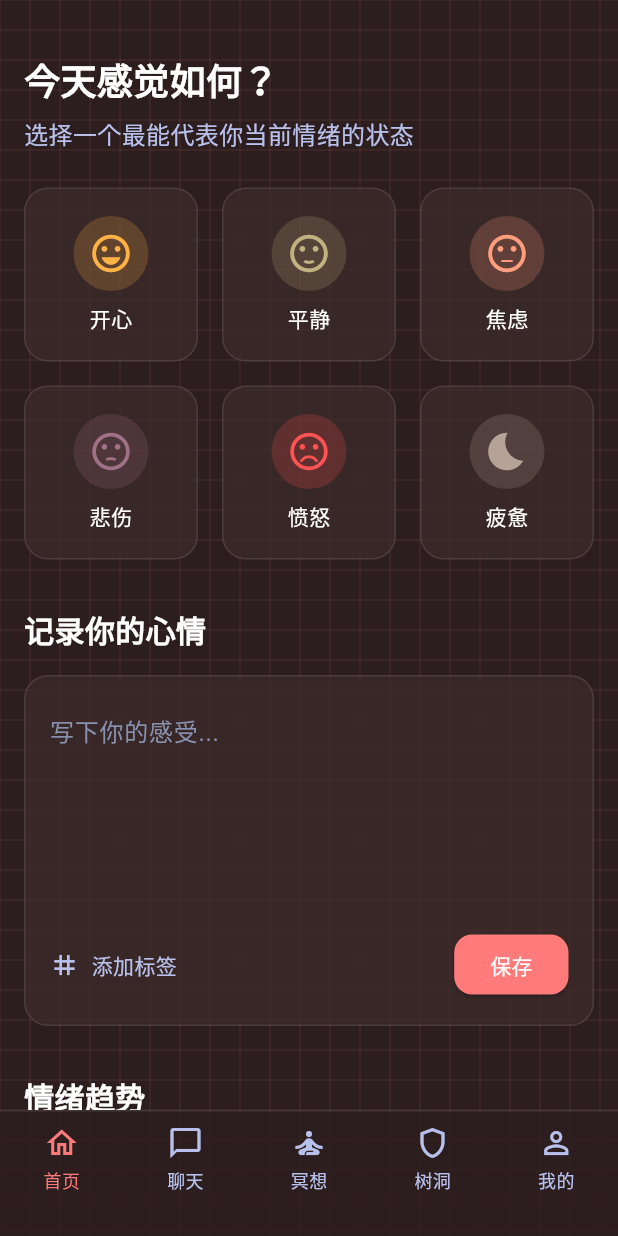
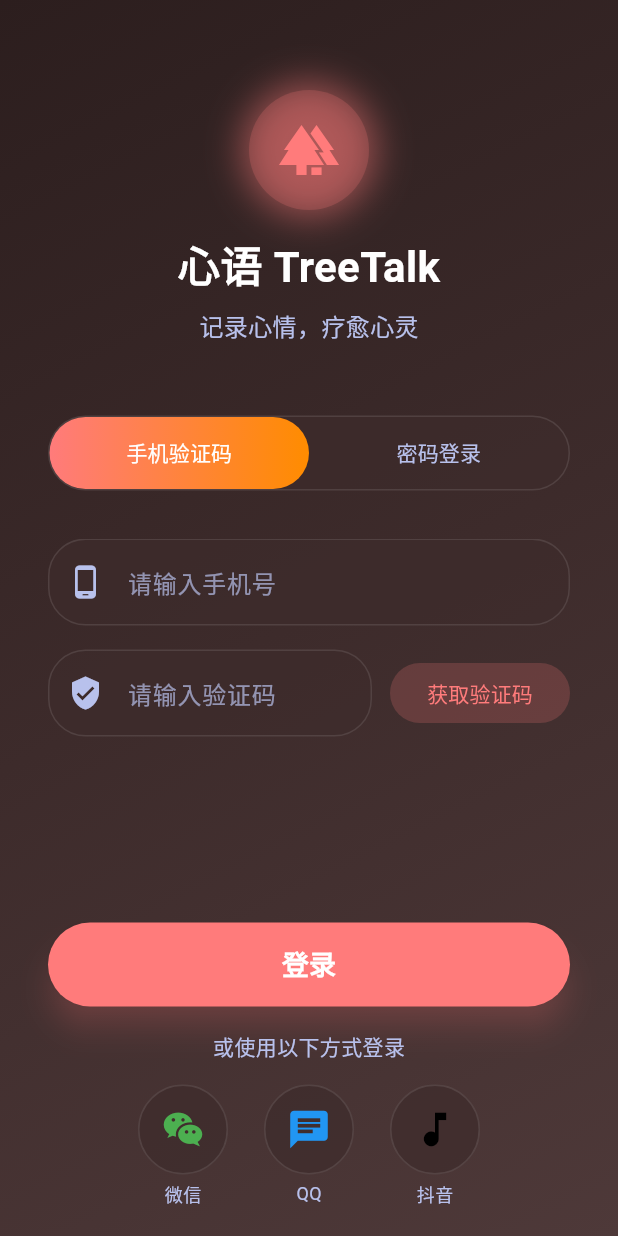
Before and after one commit to Donnie-Lee/tree-talk, a Flutter app: the screen it shows after launch, on a phone screen of 412 x 824 dp. Run offline on Flutter 3.47's test engine with Material 3 defaults, Android fonts, the phone set to English and light mode, and no system bars; Roboto replaces fonts that are missing (PingFang SC).

Commit message:
feat: Add login page with multiple login methods and update app name
This commit introduces a new login page with the following features:
- Phone verification code login
- Password login
- Third-party login options (WeChat, QQ, Douyin)
- UI elements include a tab bar for switching login methods, input fields with icons, and a loading indicator.

Additionally, the application name has been updated from "flutter_app" to "tree_talk" in pubspec.yaml and "心语树洞" in AndroidManifest.xml.

The splash screen now navigates to the login screen instead of the main screen.
The profile screen now includes a logout option that navigates to the login screen.
Relevant routes have been added to app_routes.dart.
Widget tests have been updated to reflect the removal of the default counter app.
New app icon assets have been added.
A markdown file (login_preview.md) has been added to provide a preview of the login page design and features.

```diff
--- a/lib/routes/app_routes.dart
+++ b/lib/routes/app_routes.dart
@@ -1,5 +1,6 @@
 import 'package:flutter/material.dart';
 import '../screens/splash_screen.dart';
+import '../screens/login_screen.dart';
 import '../screens/main_screen.dart';
 import '../screens/home_screen.dart';
 import '../screens/chat_screen.dart';
@@ -10,6 +11,7 @@ import '../screens/profile_screen.dart';
 class AppRoutes {
   // 路由名称常量
   static const String splash = '/';
+  static const String login = '/login';
   static const String main = '/main';
   static const String home = '/home';
   static const String chat = '/chat';
@@ -20,6 +22,7 @@ class AppRoutes {
   // 路由表
   static Map<String, WidgetBuilder> routes = {
     splash: (context) => const SplashScreen(),
+    login: (context) => const LoginScreen(),
     main: (context) => const MainScreen(),
     home: (context) => const HomeScreen(),
     chat: (context) => const ChatScreen(),
--- /dev/null
+++ b/lib/screens/login_screen.dart
@@ -0,0 +1,454 @@
+import 'package:flutter/material.dart';
+import 'package:flutter/services.dart';
+import '../theme/app_colors.dart';
+import '../routes/app_routes.dart';
+
+class LoginScreen extends StatefulWidget {
+  const LoginScreen({super.key});
+
+  @override
+  State<LoginScreen> createState() => _LoginScreenState();
+}
+
+class _LoginScreenState extends State<LoginScreen> with SingleTickerProviderStateMixin {
+  late TabController _tabController;
+  final _phoneController = TextEditingController();
+  final _passwordController = TextEditingController();
+  final _codeController = TextEditingController();
+  bool _obscurePassword = true;
+  bool _isLoading = false;
+  int _countdown = 0;
+
+  @override
+  void initState() {
+    super.initState();
+    _tabController = TabController(length: 2, vsync: this);
+  }
+
+  @override
+  void dispose() {
+    _tabController.dispose();
+    _phoneController.dispose();
+    _passwordController.dispose();
+    _codeController.dispose();
+    super.dispose();
+  }
+
+  void _sendCode() async {
+    if (_phoneController.text.isEmpty) {
+      ScaffoldMessenger.of(context).showSnackBar(
+        const SnackBar(content: Text('请输入手机号')),
+      );
+      return;
+    }
+
+    setState(() {
+      _countdown = 60;
+    });
+
+    // 模拟倒计时
+    for (int i = 60; i > 0; i--) {
+      await Future.delayed(const Duration(seconds: 1));
+      if (mounted) {
+        setState(() {
+          _countdown = i - 1;
+        });
+      }
+    }
+  }
+
+  void _login() async {
+    setState(() => _isLoading = true);
+
+    // 模拟登录过程
+    await Future.delayed(const Duration(seconds: 2));
+
+    if (mounted) {
+      setState(() => _isLoading = false);
+      AppRoutes.navigateToAndRemoveUntil(context, AppRoutes.main);
+    }
+  }
+
+  void _thirdPartyLogin(String platform) async {
+    setState(() => _isLoading = true);
+
+    // 模拟第三方登录
+    await Future.delayed(const Duration(seconds: 2));
+
+    if (mounted) {
+      setState(() => _isLoading = false);
+      AppRoutes.navigateToAndRemoveUntil(context, AppRoutes.main);
+    }
+  }
+
+  @override
+  Widget build(BuildContext context) {
+    return Scaffold(
+      backgroundColor: AppColors.primaryDark,
+      body: SafeArea(
+        child: Stack(
+          children: [
+            // 背景渐变
+            Container(
+              decoration: BoxDecoration(
+                gradient: LinearGradient(
+                  begin: Alignment.topLeft,
+                  end: Alignment.bottomRight,
+                  colors: [
+                    AppColors.primaryDark,
+                    AppColors.primary,
+                    AppColors.primaryLight,
+                  ],
+                ),
+              ),
+            ),
+
+            // 内容区域
+            SingleChildScrollView(
+              child: Padding(
+                padding: const EdgeInsets.symmetric(horizontal: 32.0),
+                child: Column(
+                  crossAxisAlignment: CrossAxisAlignment.center,
+                  children: [
+                    const SizedBox(height: 60),
+
+                    // Logo和标题
+                    Column(
+                      children: [
+                        Container(
+                          width: 80,
+                          height: 80,
+                          decoration: BoxDecoration(
+                            color: AppColors.accent.withOpacity(0.2),
+                            shape: BoxShape.circle,
+                            boxShadow: [
+                              BoxShadow(
+                                color: AppColors.accentGlow,
+                                blurRadius: 20,
+                                spreadRadius: 5,
+                              ),
+                            ],
+                          ),
+                          child: Icon(
+                            Icons.forest,
+                            size: 40,
+                            color: AppColors.accent,
+                          ),
+                        ),
+                        const SizedBox(height: 16),
+                        Text(
+                          '心语 TreeTalk',
+                          style: TextStyle(
+                            fontSize: 28,
+                            fontWeight: FontWeight.bold,
+                            color: AppColors.textPrimary,
+                          ),
+                        ),
+                        const SizedBox(height: 8),
+                        Text(
+                          '记录心情，疗愈心灵',
+                          style: TextStyle(
+                            fontSize: 16,
+                            color: AppColors.textSecondary,
+                          ),
+                        ),
+                      ],
+                    ),
+
+                    const SizedBox(height: 48),
+
+                    // 登录方式切换Tab
+                    Container(
+                      decoration: BoxDecoration(
+                        color: AppColors.glassBg,
+                        borderRadius: BorderRadius.circular(25),
+                        border: Border.all(
+                          color: AppColors.glassBorder,
+                          width: 1,
+                        ),
+                      ),
+                      child: TabBar(
+                        controller: _tabController,
+                        indicator: BoxDecoration(
+                          gradient: LinearGradient(
+                            colors: [
+                              AppColors.accent,
+                              AppColors.neonOrange,
+                            ],
+                          ),
+                          borderRadius: BorderRadius.circular(25),
+                        ),
+                        indicatorSize: TabBarIndicatorSize.tab,
+                        labelColor: AppColors.textPrimary,
+                        dividerColor: Colors.transparent,
+                        unselectedLabelColor: AppColors.textSecondary,
+                        tabs: const [
+                          Tab(text: '手机验证码'),
+                          Tab(text: '密码登录'),
+                        ],
+                      ),
+                    ),
+
+                    const SizedBox(height: 32),
+
+                    // 表单区域
+                    SizedBox(
+                      height: 300,
+                      child: TabBarView(
+                        controller: _tabController,
+                        children: [
+                          // 手机验证码登录
+                          _buildCodeLoginForm(),
+                          // 密码登录
+                          _buildPasswordLoginForm(),
+                        ],
+                      ),
+                    ),
+
+                    const SizedBox(height: 32),
+
+
+
+                  ],
+                ),
+              ),
+            ),
+            // 第三方登录
+            Positioned(
+              left: 32.0,
+              right: 32.0,
+              bottom: 20,
+              child:   Column(
+                children: [
+                  // 登录按钮
+                  SizedBox(
+                    width: double.infinity,
+                    height: 56,
+                    child: ElevatedButton(
+                      onPressed: _isLoading ? null : _login,
+                      style: ElevatedButton.styleFrom(
+                        backgroundColor: AppColors.accent,
+                        shape: RoundedRectangleBorder(
+                          borderRadius: BorderRadius.circular(28),
+                        ),
+                        elevation: 8,
+                        shadowColor: AppColors.accentGlow,
+                      ),
+                      child: _isLoading
+                          ? const CircularProgressIndicator(color: Colors.white)
+                          : const Text(
+                        '登录',
+                        style: TextStyle(
+                          fontSize: 18,
+                          fontWeight: FontWeight.bold,
+                          color: Colors.white,
+                        ),
+                      ),
+                    ),
+                  ),
+                  const SizedBox(height: 16),
+                  Text(
+                    '或使用以下方式登录',
+                    style: TextStyle(
+                      color: AppColors.textSecondary,
+                      fontSize: 14,
+                    ),
+                  ),
+                  const SizedBox(height: 16),
+                  Row(
+                    mainAxisAlignment: MainAxisAlignment.center,
+                    children: [
+                      _buildThirdPartyButton(
+                        Icons.wechat,
+                        Colors.green,
+                        '微信',
+                            () => _thirdPartyLogin('wechat'),
+                      ),
+                      const SizedBox(width: 24),
+                      _buildThirdPartyButton(
+                        Icons.chat,
+                        Colors.blue,
+                        'QQ',
+                            () => _thirdPartyLogin('qq'),
+                      ),
+                      const SizedBox(width: 24),
+                      _buildThirdPartyButton(
+                        Icons.music_note,
+                        Colors.black,
+                        '抖音',
+                            () => _thirdPartyLogin('douyin'),
+                      ),
+                    ],
+                  ),
+                ],
+              ),)
+          ],
+        ),
+      ),
+    );
+  }
+
+  Widget _buildCodeLoginForm() {
+    return Column(
+      children: [
+        _buildTextField(
+          controller: _phoneController,
+          hintText: '请输入手机号',
+          prefixIcon: Icons.phone_android,
+          keyboardType: TextInputType.phone,
+        ),
+        const SizedBox(height: 16),
+        Row(
+          children: [
+            Expanded(
+              child: _buildTextField(
+                controller: _codeController,
+                hintText: '请输入验证码',
+                prefixIcon: Icons.verified_user,
+                keyboardType: TextInputType.number,
+              ),
+            ),
+            const SizedBox(width: 12),
+            SizedBox(
+              width: 120,
+              child: TextButton(
+                onPressed: _countdown > 0 ? null : _sendCode,
+                style: TextButton.styleFrom(
+                  backgroundColor: AppColors.accent.withOpacity(0.2),
+                  shape: RoundedRectangleBorder(
+                    borderRadius: BorderRadius.circular(20),
+                  ),
+                ),
+                child: Text(
+                  _countdown > 0 ? '${_countdown}s' : '获取验证码',
+                  style: TextStyle(
+                    color: _countdown > 0
+                        ? AppColors.textSecondary
+                        : AppColors.accent,
+                  ),
+                ),
+              ),
+            ),
+          ],
+        ),
+      ],
+    );
+  }
+
+  Widget _buildPasswordLoginForm() {
+    return Column(
+      children: [
+        _buildTextField(
+          controller: _phoneController,
+          hintText: '请输入手机号/邮箱',
+          prefixIcon: Icons.person,
+          keyboardType: TextInputType.emailAddress,
+        ),
+        const SizedBox(height: 16),
+        _buildTextField(
+          controller: _passwordController,
+          hintText: '请输入密码',
+          prefixIcon: Icons.lock,
+          obscureText: _obscurePassword,
+          suffixIcon: IconButton(
+            icon: Icon(
+              _obscurePassword ? Icons.visibility_off : Icons.visibility,
+              color: AppColors.textSecondary,
+            ),
+            onPressed: () {
+              setState(() {
+                _obscurePassword = !_obscurePassword;
+              });
+            },
+          ),
+        ),
+        const SizedBox(height: 8),
+        Align(
+          alignment: Alignment.centerRight,
+          child: TextButton(
+            onPressed: () {
+              // 忘记密码
+            },
+            child: Text(
+              '忘记密码？',
+              style: TextStyle(color: AppColors.textSecondary),
+            ),
+          ),
+        ),
+      ],
+    );
+  }
+
+  Widget _buildTextField({
+    required TextEditingController controller,
+    required String hintText,
+    required IconData prefixIcon,
+    TextInputType? keyboardType,
+    bool obscureText = false,
+    Widget? suffixIcon,
+  }) {
+    return Container(
+      decoration: BoxDecoration(
+        color: AppColors.glassBg,
+        borderRadius: BorderRadius.circular(25),
+        border: Border.all(
+          color: AppColors.glassBorder,
+          width: 1,
+        ),
+      ),
+      child: TextField(
+        controller: controller,
+        keyboardType: keyboardType,
+        obscureText: obscureText,
+        style: const TextStyle(color: AppColors.textPrimary),
+        decoration: InputDecoration(
+          hintText: hintText,
+          hintStyle: TextStyle(color: AppColors.textSecondary.withOpacity(0.7)),
+          prefixIcon: Icon(prefixIcon, color: AppColors.textSecondary),
+          suffixIcon: suffixIcon,
+          border: InputBorder.none,
+          contentPadding: const EdgeInsets.symmetric(
+            horizontal: 20,
+            vertical: 16,
+          ),
+        ),
+      ),
+    );
+  }
+
+  Widget _buildThirdPartyButton(
+    IconData icon,
+    Color color,
+    String label,
+    VoidCallback onPressed,
+  ) {
+    return Column(
+      children: [
+        Container(
+          width: 60,
+          height: 60,
+          decoration: BoxDecoration(
+            color: AppColors.glassBg,
+            shape: BoxShape.circle,
+            border: Border.all(
+              color: AppColors.glassBorder,
+              width: 1,
+            ),
+          ),
+          child: IconButton(
+            icon: Icon(icon, color: color, size: 30),
+            onPressed: onPressed,
+          ),
+        ),
+        const SizedBox(height: 4),
+        Text(
+          label,
+          style: TextStyle(
+            color: AppColors.textSecondary,
+            fontSize: 12,
+          ),
+        ),
+      ],
+    );
+  }
+}
--- a/lib/screens/profile_screen.dart
+++ b/lib/screens/profile_screen.dart
@@ -1,8 +1,69 @@
 import 'package:flutter/material.dart';
 import '../theme/app_colors.dart';
+import '../routes/app_routes.dart';
 
 class ProfileScreen extends StatelessWidget {
   const ProfileScreen({super.key});
+
+  void _showLogoutDialog(BuildContext context) {
+    showDialog(
+      context: context,
+      barrierDismissible: false,
+      builder: (BuildContext context) {
+        return AlertDialog(
+          backgroundColor: AppColors.glassBg,
+          shape: RoundedRectangleBorder(
+            borderRadius: BorderRadius.circular(16),
+            side: BorderSide(color: AppColors.glassBorder),
+          ),
+          title: Text(
+            '确认退出',
+            style: TextStyle(
+              color: AppColors.textPrimary,
+              fontSize: 18,
+              fontWeight: FontWeight.bold,
+            ),
+          ),
+          content: Text(
+            '确定要退出登录吗？退出后需要重新登录才能使用应用。',
+            style: TextStyle(
+              color: AppColors.textSecondary,
+              fontSize: 16,
+            ),
+          ),
+          actions: [
+            TextButton(
+              onPressed: () {
+                Navigator.of(context).pop(); // 取消关闭弹窗
+              },
+              child: Text(
+                '取消',
+                style: TextStyle(
+                  color: AppColors.textSecondary,
+                  fontSize: 16,
+                ),
+              ),
+            ),
+            TextButton(
+              onPressed: () {
+                Navigator.of(context).pop(); // 关闭确认弹窗
+                // 跳转到登录页
+                Navigator.pushReplacementNamed(context, AppRoutes.login);
+              },
+              child: Text(
+                '确定',
+                style: TextStyle(
+                  color: AppColors.accent,
+                  fontSize: 16,
+                  fontWeight: FontWeight.bold,
+                ),
+              ),
+            ),
+          ],
+        );
+      },
+    );
+  }
 
   @override
   Widget build(BuildContext context) {
@@ -45,7 +106,7 @@ class ProfileScreen extends StatelessWidget {
               _buildSettingItem(
                 icon: Icons.logout,
                 title: '退出登录',
-                onTap: () {},
+                onTap: () => _showLogoutDialog(context),
                 showDivider: false,
               ),
             ],
--- a/lib/screens/splash_screen.dart
+++ b/lib/screens/splash_screen.dart
@@ -17,7 +17,7 @@ class _SplashScreenState extends State<SplashScreen> {
     super.initState();
     // 3秒后自动跳转到主页
     Future.delayed(const Duration(seconds: 3), () {
-      AppRoutes.navigateToReplace(context, AppRoutes.main);
+      AppRoutes.navigateToReplace(context, AppRoutes.login);
     });
   }
 
--- a/pubspec.yaml
+++ b/pubspec.yaml
@@ -1,4 +1,4 @@
-name: flutter_app
+name: tree_talk
 description: "A new Flutter project."
 # The following line prevents the package from being accidentally published to
 # pub.dev using `flutter pub publish`. This is preferred for private packages.
```
Also changed, not shown: 11 other files.
